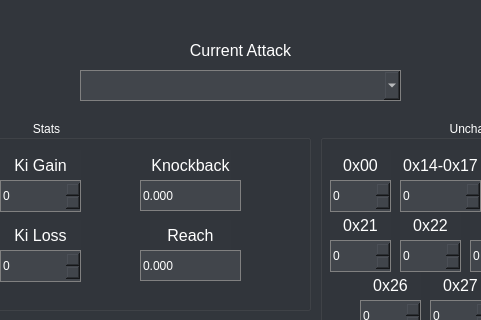
This is src/ui/paramSections/meleeframe.ui in jagger1407/NeoStudio as Qt 5 draws it before an edit; both pictures show x 230 to 711 and y 0 to 320 of the 922 by 615 pixel window. The edited form follows.
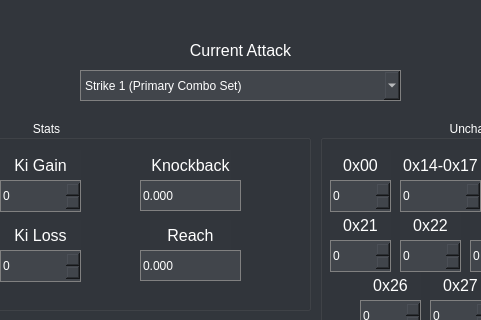
This is the edited form.

```diff
--- a/src/ui/paramSections/meleeframe.ui
+++ b/src/ui/paramSections/meleeframe.ui
@@ -29,7 +29,7 @@
     <string notr="true">background-color:rgb(65,69,75); color:white;border: 1 solid grey;</string>
    </property>
    <property name="currentIndex">
-    <number>-1</number>
+    <number>0</number>
    </property>
    <item>
     <property name="text">
```
Left out of the diff: 41 changed lines with no effect on the pictures.
